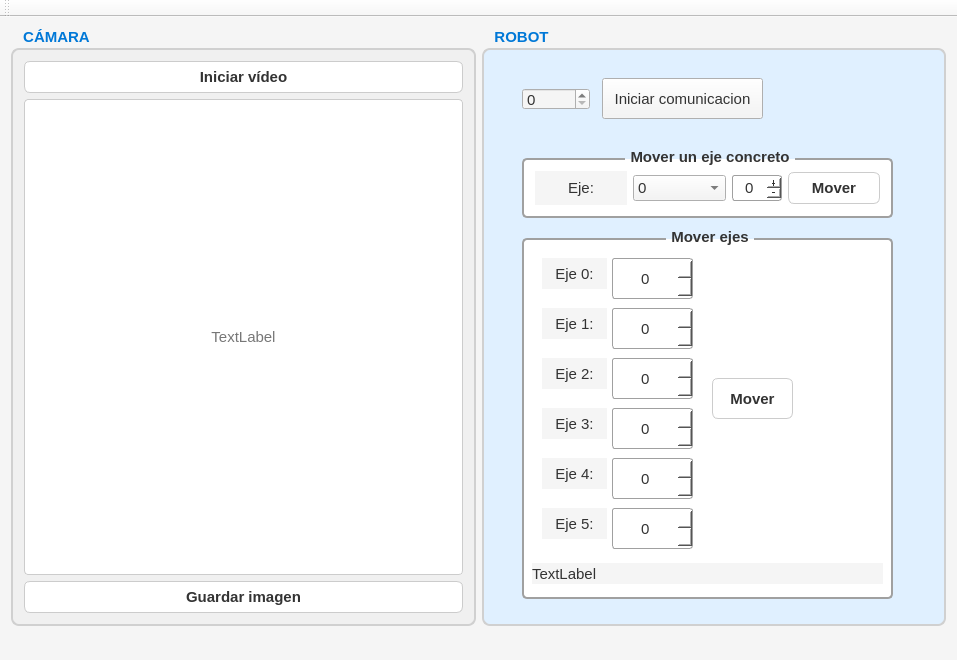
Before: the Qt Designer form interfaz_robot/interfaz_robot.ui in AidaM00/interfaz_robot, drawn with Qt 5.
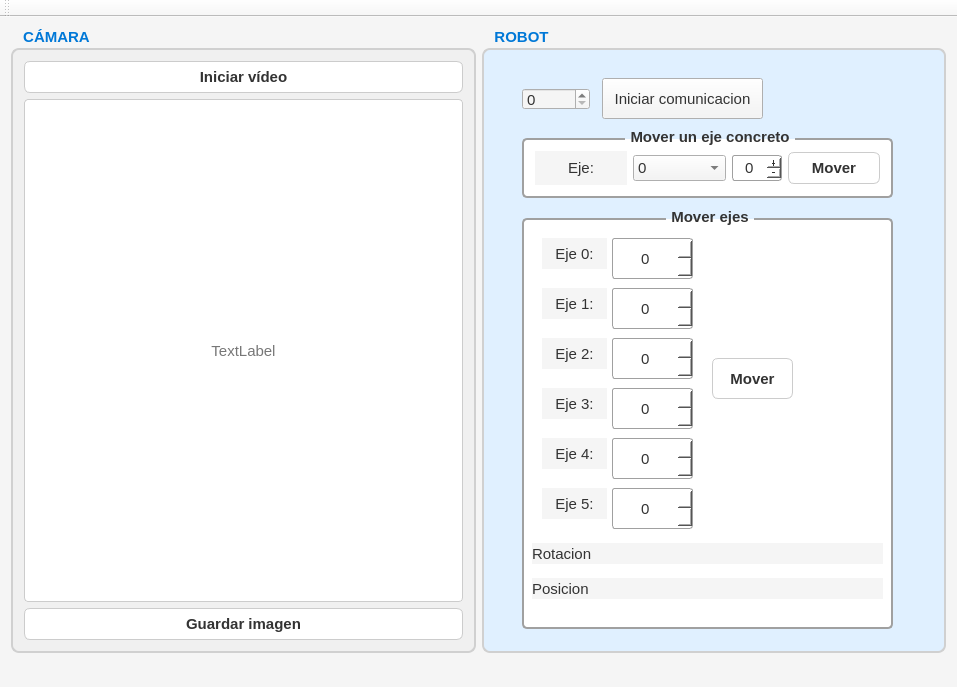
After: the same form once the commit is applied.

Commit message: cambio en funcion cinem directa

Patch:
```diff
--- a/interfaz_robot/interfaz_robot.ui
+++ b/interfaz_robot/interfaz_robot.ui
@@ -7,7 +7,7 @@
     <x>0</x>
     <y>0</y>
     <width>957</width>
-    <height>660</height>
+    <height>687</height>
    </rect>
   </property>
   <property name="windowTitle">
@@ -211,7 +211,7 @@
        <property name="geometry">
         <rect>
          <x>40</x>
-         <y>120</y>
+         <y>100</y>
          <width>371</width>
          <height>70</height>
         </rect>
@@ -382,9 +382,9 @@
        <property name="geometry">
         <rect>
          <x>40</x>
-         <y>200</y>
+         <y>180</y>
          <width>371</width>
-         <height>371</height>
+         <height>421</height>
         </rect>
        </property>
        <property name="styleSheet">
@@ -692,7 +692,7 @@
          <set>Qt::AlignCenter</set>
         </property>
        </widget>
-       <widget class="QLabel" name="lblPosicionActual">
+       <widget class="QLabel" name="lblRotacion">
         <property name="geometry">
          <rect>
           <x>10</x>
@@ -702,7 +702,20 @@
          </rect>
         </property>
         <property name="text">
-         <string>TextLabel</string>
+         <string>Rotacion</string>
+        </property>
+       </widget>
+       <widget class="QLabel" name="lblPosicionActual">
+        <property name="geometry">
+         <rect>
+          <x>10</x>
+          <y>370</y>
+          <width>351</width>
+          <height>21</height>
+         </rect>
+        </property>
+        <property name="text">
+         <string>Posicion</string>
         </property>
        </widget>
       </widget>
```
The commit also changes 1 other file.
